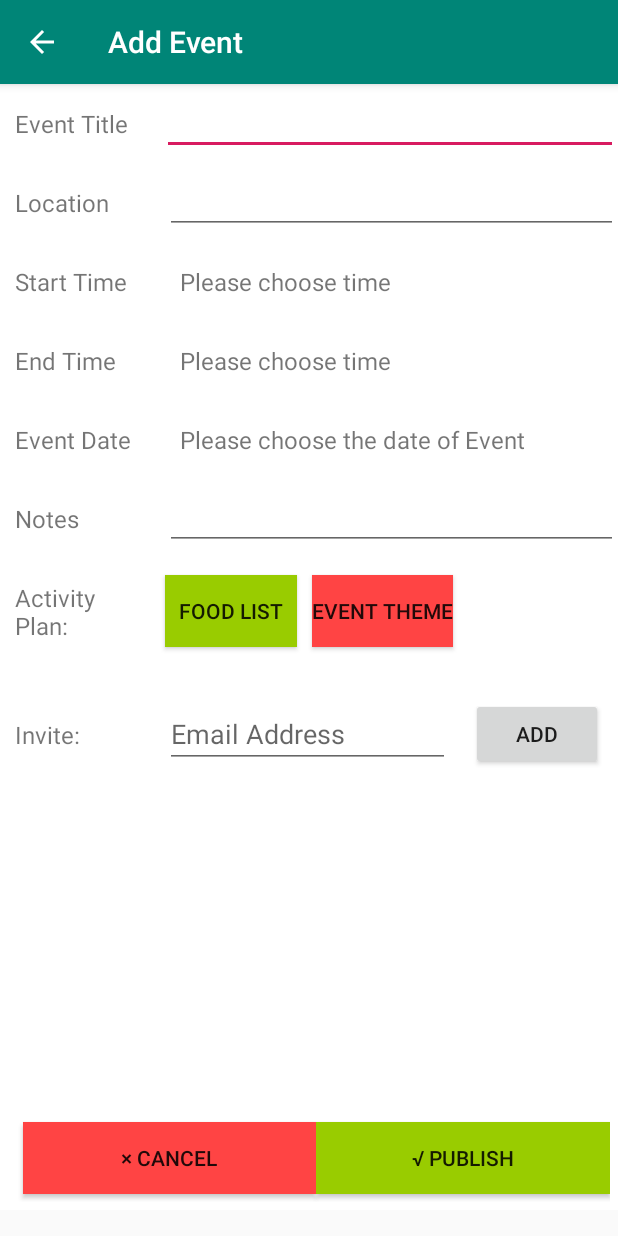
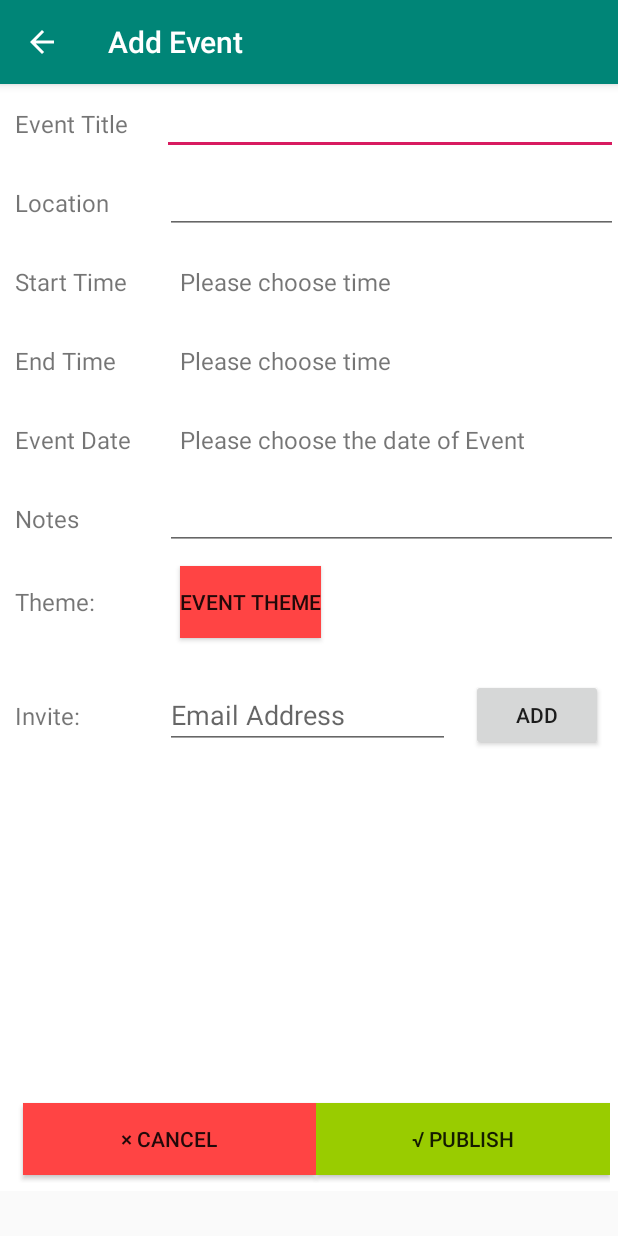
Before and after one commit to ChenyoisRita/Foodaholic, an Android app: the AddEventActivity screen opened directly, with no data from a screen before it, on a phone screen of 412 x 824 dp. Run offline under Robolectric (Android 15) with nearby library versions, the light colour scheme and no system bars.

Commit message:
Correctly upload and display events. U can also Add activity. Vote and Boo activity and upload the votes to server.

```diff
--- a/app/src/main/java/com/jhuoose/foodaholic/api/HerokuAPI.java
+++ b/app/src/main/java/com/jhuoose/foodaholic/api/HerokuAPI.java
@@ -58,7 +58,10 @@ public interface HerokuAPI {
 
     @FormUrlEncoded
     @POST("events")
-    Call<ResponseBody> createEvent(@FieldMap Map<String, Object> map);
+//    Call<ResponseBody> createEvent(@FieldMap Map<String, String> map);
+    Call<ResponseBody> createEvent(@Field("eventName") String eventName, @Field("description") String description,
+                                   @Field("location") String location, @Field("startTime") String startTime,
+                                   @Field("endTime") String endTime, @Field("theme") String theme);
 
     @GET("events/{eventId}")
     Call<Event> getEvent(@Path("eventId") int eventId);
@@ -75,7 +78,10 @@ public interface HerokuAPI {
 
     @FormUrlEncoded
     @POST("events/{eventId}/activities")
-    Call<ResponseBody> createActivity(@Path("eventId") int eventId, @FieldMap Map<String, Object> map);
+//    Call<ResponseBody> createActivity(@Path("eventId") int eventId, @FieldMap Map<String, Object> map);
+    Call<ResponseBody> createActivity(@Path("eventId") int eventId, @Field("activityName") String activityName,
+                                      @Field("description") String description, @Field("vote") int vote,
+                                      @Field("money") float money, @Field("category") String category);
 
     @POST("events/{eventId}/activities/{activityId}")
     Call<ResponseBody> deleteActivity(@Path("eventId") int eventId, @Path("activityId") int activityId, @FieldMap Map<String, Object> map);
--- a/app/src/main/java/com/jhuoose/foodaholic/model/Activity.java
+++ b/app/src/main/java/com/jhuoose/foodaholic/model/Activity.java
@@ -35,7 +35,7 @@ public class Activity {
 
     public String getCategory() {return category;}
 
-    public void serCategory(String category) {this.category = category;}
+    public void setCategory(String category) {this.category = category;}
 
   //  public String getName () {return name;}
 
--- a/app/src/main/java/com/jhuoose/foodaholic/ui/events/AddEventActivity.java
+++ b/app/src/main/java/com/jhuoose/foodaholic/ui/events/AddEventActivity.java
@@ -51,7 +51,7 @@ public class AddEventActivity extends AppCompatActivity {
     ArrayList<UserProfile> attendeeList = new ArrayList<>();
 
 
-    Button cancelBtn, publishEventBtn, foodListBtn, eventThemeBtn, addAttendeeBtn;
+    Button cancelBtn, publishEventBtn, eventThemeBtn, addAttendeeBtn;
     TextView startTimeTv, endTimeTv, eventDateTv;
     EditText eventTitleEt, eventLocationEt, eventNotesEt, attendeeEt;
     String startTime, endTime, eventDate, eventTitle, eventLocation, eventNotes;
@@ -78,7 +78,6 @@ public class AddEventActivity extends AppCompatActivity {
         eventDateTv = findViewById(R.id.event_date);
         cancelBtn = findViewById(R.id.btn_event_cancel);
         publishEventBtn = findViewById(R.id.btn_event_publish);
-        foodListBtn = findViewById(R.id.btn_food_list);
         eventThemeBtn = findViewById(R.id.btn_event_theme);
         attendeeEt = findViewById(R.id.et_email_address);
         addAttendeeBtn = findViewById(R.id.btn_add_attendee);
@@ -122,12 +121,12 @@ public class AddEventActivity extends AppCompatActivity {
             }
         });
 
-        foodListBtn.setOnClickListener(new View.OnClickListener() {
-            @Override
-            public void onClick(View view) {
-                startActivity(new Intent(AddEventActivity.this, SetFoodListActivity.class));
-            }
-        });
+//        foodListBtn.setOnClickListener(new View.OnClickListener() {
+//            @Override
+//            public void onClick(View view) {
+//                startActivity(new Intent(AddEventActivity.this, SetFoodListActivity.class));
+//            }
+//        });
 
         eventThemeBtn.setOnClickListener(new View.OnClickListener() {
             @Override
@@ -240,8 +239,6 @@ public class AddEventActivity extends AppCompatActivity {
 
         publishEventBtn.setOnClickListener(new View.OnClickListener() {
 
-            Map<String, Object> map = new HashMap<>();
-
             @Override
             public void onClick(View view) {
               if (generateEvent()){
@@ -253,8 +250,11 @@ public class AddEventActivity extends AppCompatActivity {
                   pd.dismiss();
                   Toast.makeText(AddEventActivity.this, "Publish Successful!", Toast.LENGTH_LONG).show();
                   startActivity(new Intent(AddEventActivity.this, MainActivity.class));
-                  map.put(eventTitle, event);
-                  Call<ResponseBody> call = heroku.createEvent(map);
+
+//                  Map<String, String> eventMap;
+//                  eventMap = getEventMap(event);
+                  Call<ResponseBody> call = heroku.createEvent(event.getEventName(),event.getDescription(),
+                          event.getLocation(), event.getStartTime(), event.getEndTime(), event.getTheme());
                   call.enqueue(new Callback<ResponseBody>() {
                       @Override
                       public void onResponse(Call<ResponseBody> call, Response<ResponseBody> response) {
@@ -274,6 +274,7 @@ public class AddEventActivity extends AppCompatActivity {
                           Toast.makeText(AddEventActivity.this, "Connection failed." +t.getMessage(), Toast.LENGTH_SHORT).show();
                       }
                   });
+
               }
             }
         });
--- a/app/src/main/java/com/jhuoose/foodaholic/ui/events/EventsFragment.java
+++ b/app/src/main/java/com/jhuoose/foodaholic/ui/events/EventsFragment.java
@@ -50,6 +50,7 @@ public class EventsFragment extends Fragment {
         eventList = new ArrayList<>();
         eventAdapter = new EventAdapter(eventList, getActivity());
         eventListView.setAdapter(eventAdapter);
+        updateEventListUI();
 
         eventListView.setOnItemClickListener(new AdapterView.OnItemClickListener() {
             @Override
--- a/app/src/main/res/layout/activity_add_event.xml
+++ b/app/src/main/res/layout/activity_add_event.xml
@@ -201,24 +201,12 @@
                 android:layout_width="110dp"
                 android:layout_height="wrap_content"
                 android:layout_gravity="center_vertical"
+                android:layout_marginTop="5dp"
                 android:layout_marginBottom="5dp"
-                android:layout_marginTop="5dp"
                 android:gravity="center_vertical"
                 android:padding="10dp"
-                android:text="Activity Plan:"
+                android:text="Theme:"
                 android:textSize="16sp" />
-
-            <Button
-                android:id="@+id/btn_food_list"
-                android:layout_width="wrap_content"
-                android:layout_height="wrap_content"
-                android:layout_gravity="center_vertical"
-                android:layout_marginTop="5dp"
-                android:layout_marginBottom="5dp"
-                android:background="@android:color/holo_green_light"
-                android:gravity="center"
-                android:text="Food List"
-                android:textSize="14sp" />
 
             <Button
                 android:id="@+id/btn_event_theme"
```
Also changed, not shown: app/src/main/java/com/jhuoose/foodaholic/adapter/ActivityAdapter.java (+68 -10 lines), app/src/main/java/com/jhuoose/foodaholic/ui/events/EventDetailActivity.java (+31 -25 lines).
